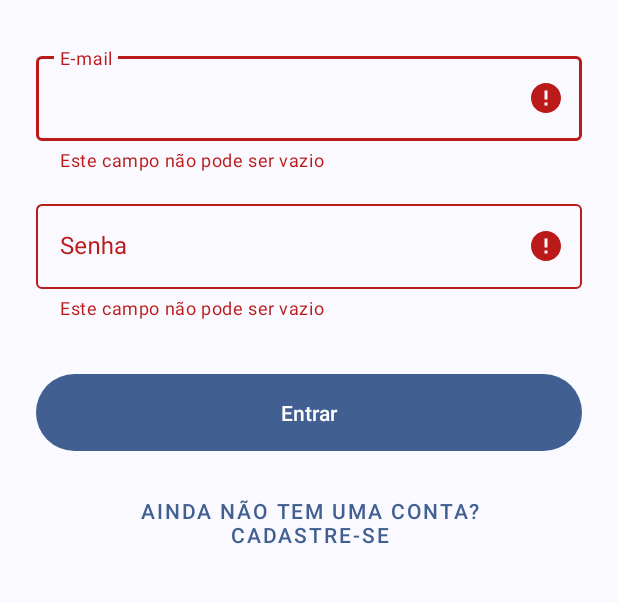
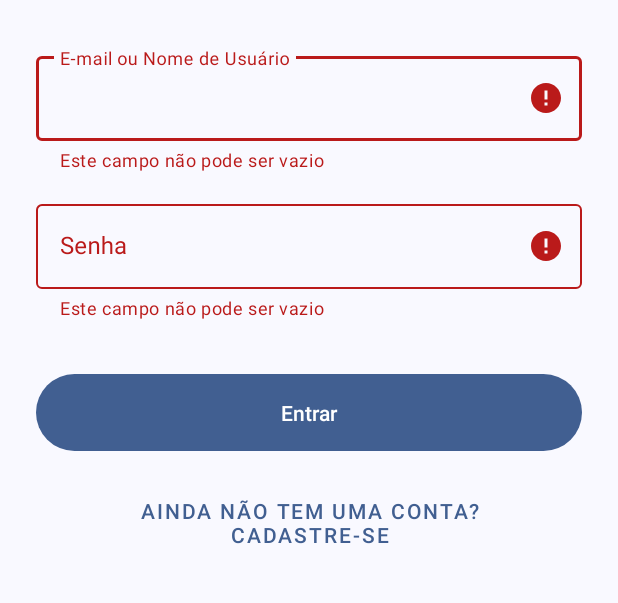
Before and after one commit to victor-luiz/challenge-minha-entrada, an Android app: the screen it shows after launch (LoginActivity), after a tap on "Entrar", on a phone screen of 412 x 824 dp, the part 501-1104 px from its top. Run offline under Robolectric (Android 15) with nearby library versions, the light colour scheme and no system bars; our stand-ins replace Room's generated code.

Commit message:
feat: Refactor login e register

```diff
--- a/app/src/main/java/br/com/minhaentrada/victor/challenge/data/AppDatabase.kt
+++ b/app/src/main/java/br/com/minhaentrada/victor/challenge/data/AppDatabase.kt
@@ -8,7 +8,7 @@ import androidx.room.TypeConverters
 import androidx.room.migration.Migration
 import androidx.sqlite.db.SupportSQLiteDatabase
 
-@Database(entities = [User::class, Event::class], version = 3, exportSchema = false)
+@Database(entities = [User::class, Event::class], version = 1, exportSchema = false)
 @TypeConverters(Converters::class)
 abstract class AppDatabase : RoomDatabase()  {
 
@@ -19,41 +19,13 @@ abstract class AppDatabase : RoomDatabase()  {
         @Volatile
         private var INSTANCE: AppDatabase? = null
 
-        private val MIGRATION_1_2 = object : Migration(1, 2) {
-            override fun migrate(db: SupportSQLiteDatabase) {
-                db.execSQL("ALTER TABLE users ADD COLUMN birth_date TEXT")
-                db.execSQL("ALTER TABLE users ADD COLUMN state TEXT")
-                db.execSQL("ALTER TABLE users ADD COLUMN city TEXT")
-            }
-        }
-
-        private val MIGRATION_2_3 = object : Migration(2, 3) {
-            override fun migrate(db: SupportSQLiteDatabase) {
-                db.execSQL("""
-                    CREATE TABLE IF NOT EXISTS `events` (
-                        `id` INTEGER PRIMARY KEY AUTOINCREMENT NOT NULL,
-                        `user_id` INTEGER NOT NULL,
-                        `title` TEXT NOT NULL,
-                        `description` TEXT NOT NULL,
-                        `event_date` INTEGER NOT NULL,
-                        `category` TEXT NOT NULL,
-                        `city` TEXT NOT NULL,
-                        `state` TEXT NOT NULL,
-                        FOREIGN KEY(`user_id`) REFERENCES `users`(`id`) ON DELETE CASCADE
-                    )
-                """.trimIndent())
-                db.execSQL("CREATE INDEX IF NOT EXISTS `index_events_user_id` ON `events` (`user_id`)")
-            }
-        }
-
         fun getDatabase(context: Context): AppDatabase {
             return INSTANCE ?: synchronized(this) {
                 val instance = Room.databaseBuilder(
                     context.applicationContext,
                     AppDatabase::class.java,
                     "challenge_minha_entrada"
-                ).addMigrations(MIGRATION_1_2, MIGRATION_2_3)
-                .build()
+                ).build()
                 INSTANCE = instance
                 instance
             }
--- a/app/src/main/java/br/com/minhaentrada/victor/challenge/data/UserDao.kt
+++ b/app/src/main/java/br/com/minhaentrada/victor/challenge/data/UserDao.kt
@@ -16,6 +16,9 @@ interface UserDao {
     @Query("SELECT * FROM users WHERE email = :email LIMIT 1")
     suspend fun findByEmail(email: String): User?
 
+    @Query("SELECT * FROM users WHERE username = :username LIMIT 1")
+    suspend fun findByUsername(username: String): User?
+
     @Query("SELECT * FROM users WHERE id = :userId")
     suspend fun findById(userId: Long): User?
 
--- a/app/src/main/java/br/com/minhaentrada/victor/challenge/data/UserRepository.kt
+++ b/app/src/main/java/br/com/minhaentrada/victor/challenge/data/UserRepository.kt
@@ -8,6 +8,10 @@ class UserRepository(private val userDao: UserDao) {
 
     suspend fun findByEmail(email: String): User? {
         return userDao.findByEmail(email)
+    }
+
+    suspend fun findByUsername(username: String): User? {
+        return userDao.findByUsername(username)
     }
 
     suspend fun findById(userId: Long): User? {
--- a/app/src/main/java/br/com/minhaentrada/victor/challenge/ui/event/AddEditEventDialogFragment.kt
+++ b/app/src/main/java/br/com/minhaentrada/victor/challenge/ui/event/AddEditEventDialogFragment.kt
@@ -79,8 +79,6 @@ class AddEditEventDialogFragment : DialogFragment() {
                 val state = locationSelector.selectedState
                 val city = locationSelector.selectedCity
 
-                // TODO: Adicionar validação de campos vazios
-
                 viewModel.saveEvent(userId, title, description, selectedCalendar.time, category, city, state)
             }
             .setNegativeButton("Cancelar") { dialog, _ ->
--- a/app/src/main/java/br/com/minhaentrada/victor/challenge/ui/login/LoginActivity.kt
+++ b/app/src/main/java/br/com/minhaentrada/victor/challenge/ui/login/LoginActivity.kt
@@ -4,7 +4,6 @@ import android.content.Context
 import android.content.Intent
 import android.os.Bundle
 import android.view.View
-import android.widget.Toast
 import androidx.activity.viewModels
 import androidx.appcompat.app.AppCompatActivity
 import br.com.minhaentrada.victor.challenge.ui.main.MainActivity
@@ -38,11 +37,11 @@ class LoginActivity : AppCompatActivity() {
     private fun setupListeners() {
         binding.loginButton.setOnClickListener {
             clearFieldErrors()
-            val email = binding.emailEditText.text.toString().trim()
+            val email = binding.loginEditText.text.toString().trim()
             val password = binding.passwordEditText.text.toString().trim()
             if (email.isEmpty() || password.isEmpty()) {
                 if (email.isEmpty()) {
-                    binding.emailInputLayout.error = getString(R.string.error_empty_field)
+                    binding.loginInputLayout.error = getString(R.string.error_empty_field)
                 }
                 if (password.isEmpty()) {
                     binding.passwordInputLayout.error = getString(R.string.error_empty_field)
@@ -63,12 +62,11 @@ class LoginActivity : AppCompatActivity() {
             setLoading(state is LoginViewModel.LoginState.Loading)
             when (state) {
                 is LoginViewModel.LoginState.Success -> {
-                    Toast.makeText(this, getString(R.string.success_login), Toast.LENGTH_SHORT).show()
                     saveUserSession(state.user.id)
                     goToMainActivity()
                 }
                 is LoginViewModel.LoginState.UserNotFound -> {
-                    binding.emailInputLayout.error = getString(R.string.error_user_not_found)
+                    binding.loginInputLayout.error = getString(R.string.error_user_not_found)
                 }
                 is LoginViewModel.LoginState.InvalidPassword -> {
                     binding.passwordInputLayout.error = getString(R.string.error_invalid_password)
@@ -105,7 +103,7 @@ class LoginActivity : AppCompatActivity() {
     }
 
     private fun clearFieldErrors() {
-        binding.emailInputLayout.error = null
+        binding.loginInputLayout.error = null
         binding.passwordInputLayout.error = null
     }
 }
--- a/app/src/main/java/br/com/minhaentrada/victor/challenge/ui/login/LoginViewModel.kt
+++ b/app/src/main/java/br/com/minhaentrada/victor/challenge/ui/login/LoginViewModel.kt
@@ -24,7 +24,7 @@ class LoginViewModel(private val repository: UserRepository) : ViewModel() {
     fun loginUser(username: String, password: String) {
         viewModelScope.launch {
             _loginStatus.value = LoginState.Loading
-            val user = repository.findByEmail(username)
+            val user = repository.findByUsername(username) ?: repository.findByEmail(username)
             if (user == null) {
                 _loginStatus.value = LoginState.UserNotFound
             } else {
--- a/app/src/main/res/layout/activity_login.xml
+++ b/app/src/main/res/layout/activity_login.xml
@@ -28,11 +28,11 @@
             android:src="@drawable/drawable_combined_logo" app:layout_constraintTop_toBottomOf="@id/title_text_view"
             app:layout_constraintStart_toStartOf="parent"
             app:layout_constraintEnd_toEndOf="parent"
-            app:layout_constraintBottom_toTopOf="@+id/email_input_layout"
+            app:layout_constraintBottom_toTopOf="@+id/login_input_layout"
             android:contentDescription="@string/app_name" />
 
     <com.google.android.material.textfield.TextInputLayout
-            android:id="@+id/email_input_layout"
+            android:id="@+id/login_input_layout"
             style="@style/Widget.MaterialComponents.TextInputLayout.OutlinedBox"
             android:layout_width="0dp"
             android:layout_height="wrap_content"
@@ -42,10 +42,10 @@
             app:layout_constraintStart_toStartOf="parent"
             app:layout_constraintTop_toBottomOf="@id/logo_image_view">
         <com.google.android.material.textfield.TextInputEditText
-                android:id="@+id/email_edit_text"
+                android:id="@+id/login_edit_text"
                 android:layout_width="match_parent"
                 android:layout_height="wrap_content"
-                android:hint="@string/hint_email"
+                android:hint="@string/hint_email_username"
                 android:inputType="textEmailAddress" />
     </com.google.android.material.textfield.TextInputLayout>
 
@@ -59,7 +59,7 @@
             app:layout_constraintBottom_toTopOf="@+id/login_button"
             app:layout_constraintEnd_toEndOf="parent"
             app:layout_constraintStart_toStartOf="parent"
-            app:layout_constraintTop_toBottomOf="@id/email_input_layout">
+            app:layout_constraintTop_toBottomOf="@id/login_input_layout">
         <com.google.android.material.textfield.TextInputEditText
                 android:id="@+id/password_edit_text"
                 android:layout_width="match_parent"
--- a/app/src/main/res/values/strings.xml
+++ b/app/src/main/res/values/strings.xml
@@ -2,6 +2,7 @@
     <string name="app_name">Desafio Victor Luiz</string>
     <string name="hint_username">Nome de usuário</string>
     <string name="hint_email">E-mail</string>
+    <string name="hint_email_username">E-mail ou Nome de Usuário</string>
     <string name="hint_password">Senha (mínimo 6 caracteres)</string>
     <string name="button_save_register">Salvar Cadastro</string>
     <string name="hint_password_login">Senha</string>
@@ -16,6 +17,7 @@
     <string name="app_name_splash">Meu App</string>
     <string name="error_weak_password">A senha deve ter no mínimo 6 caracteres.</string>
     <string name="error_email_in_use">Este e-mail já está em uso.</string>
+    <string name="error_username_in_use">Este nome usuário já está em uso.</string>
     <string name="error_empty_field">Este campo não pode ser vazio</string>
     <string name="error_invalid_email">Formato de e-mail inválido</string>
     <string name="success_register">Cadastro realizado com sucesso!</string>
```
Also changed, not shown: app/src/main/java/br/com/minhaentrada/victor/challenge/ui/register/RegisterActivity.kt (+10 -5 lines), app/src/main/java/br/com/minhaentrada/victor/challenge/ui/register/RegisterViewModel.kt (+17 -4 lines).
